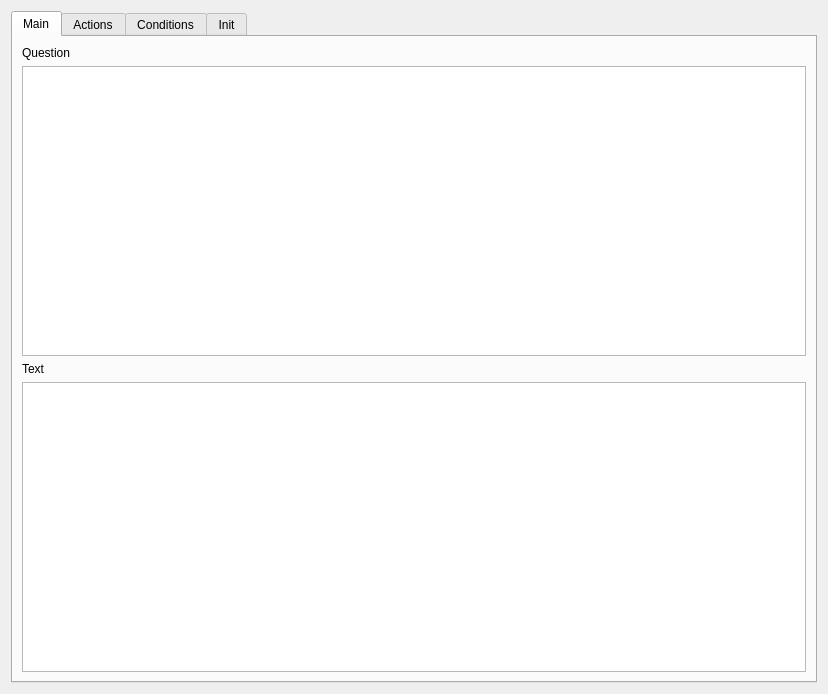
Above: src/QlEdgeWidget.ui from lpenguin/QxEditor-Qt before the change. Below: the same form after it.
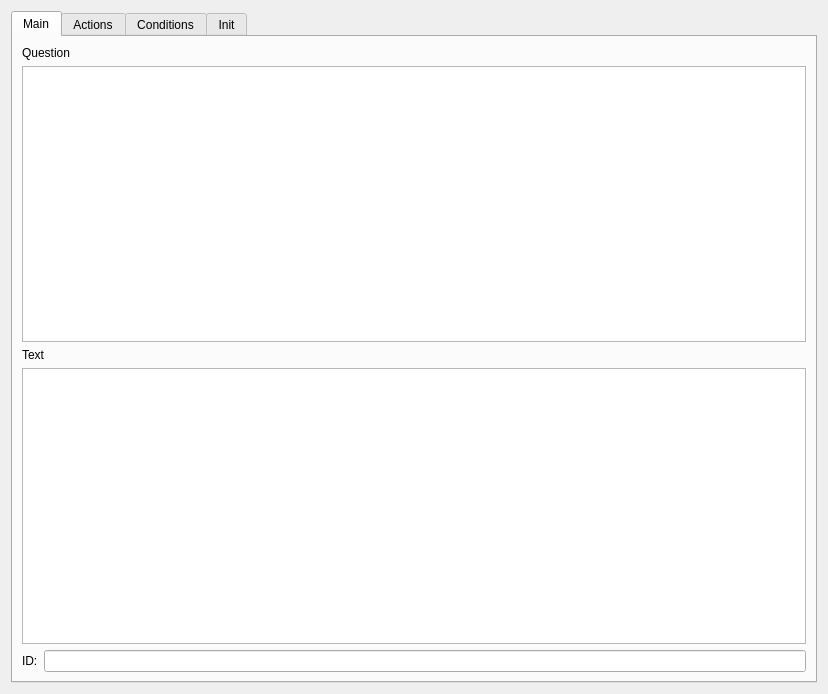
That is the form after the change. Custom widgets are drawn as their Qt base class.

```diff
--- a/src/QlEdgeWidget.ui
+++ b/src/QlEdgeWidget.ui
@@ -54,6 +54,20 @@
          </item>
         </layout>
        </item>
+       <item>
+        <layout class="QHBoxLayout" name="horizontalLayout">
+         <item>
+          <widget class="QLabel" name="label_3">
+           <property name="text">
+            <string>ID:</string>
+           </property>
+          </widget>
+         </item>
+         <item>
+          <widget class="QLineEdit" name="edgeId"/>
+         </item>
+        </layout>
+       </item>
       </layout>
      </widget>
      <widget class="QWidget" name="actionsTab">
```
